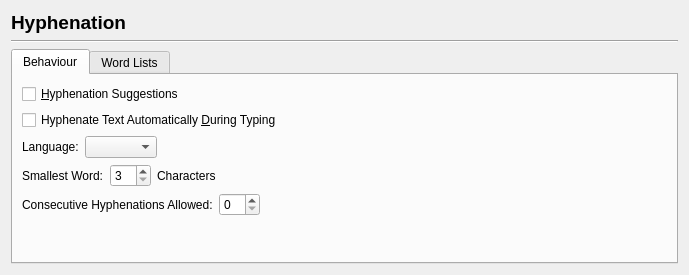
Before: the Qt Designer form scribus/ui/prefs_hyphenatorbase.ui in scribusproject/scribus, drawn with Qt 5.
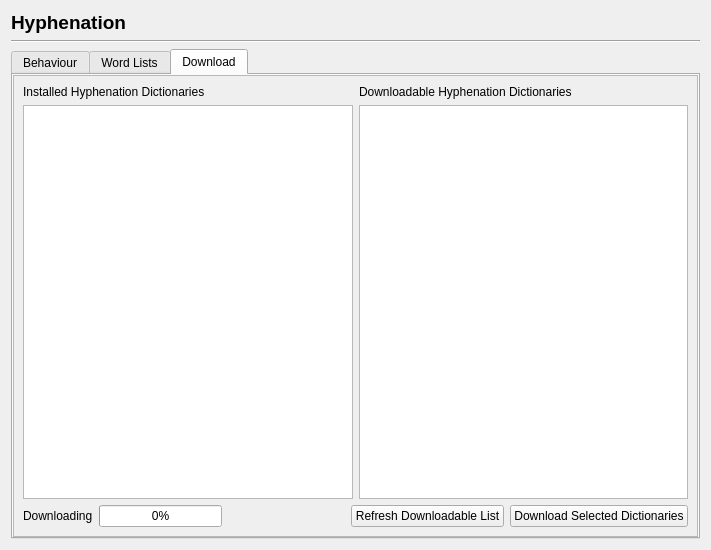
After: the same form once the commit is applied. The open tabs and pages were chosen to show the change.

Commit message: Add download area to hypenation prefs

Patch:
```diff
--- a/scribus/ui/prefs_hyphenatorbase.ui
+++ b/scribus/ui/prefs_hyphenatorbase.ui
@@ -6,8 +6,8 @@
    <rect>
     <x>0</x>
     <y>0</y>
-    <width>689</width>
-    <height>275</height>
+    <width>711</width>
+    <height>550</height>
    </rect>
   </property>
   <property name="windowTitle">
@@ -327,6 +327,140 @@
        </item>
       </layout>
      </widget>
+     <widget class="QWidget" name="tab_3">
+      <attribute name="title">
+       <string>Download</string>
+      </attribute>
+      <layout class="QVBoxLayout" name="verticalLayout_7">
+       <property name="leftMargin">
+        <number>0</number>
+       </property>
+       <property name="topMargin">
+        <number>0</number>
+       </property>
+       <property name="rightMargin">
+        <number>0</number>
+       </property>
+       <property name="bottomMargin">
+        <number>0</number>
+       </property>
+       <item>
+        <widget class="QScrollArea" name="scrollArea">
+         <property name="widgetResizable">
+          <bool>true</bool>
+         </property>
+         <widget class="QWidget" name="scrollAreaWidgetContents">
+          <property name="geometry">
+           <rect>
+            <x>0</x>
+            <y>0</y>
+            <width>679</width>
+            <height>455</height>
+           </rect>
+          </property>
+          <layout class="QVBoxLayout" name="verticalLayout_4">
+           <item>
+            <layout class="QHBoxLayout" name="horizontalLayout_5">
+             <item>
+              <layout class="QVBoxLayout" name="verticalLayout_5">
+               <item>
+                <widget class="QLabel" name="label_5">
+                 <property name="text">
+                  <string>Installed Hyphenation Dictionaries</string>
+                 </property>
+                </widget>
+               </item>
+               <item>
+                <widget class="QTableWidget" name="hyphDictTableWidget">
+                 <attribute name="verticalHeaderVisible">
+                  <bool>false</bool>
+                 </attribute>
+                </widget>
+               </item>
+              </layout>
+             </item>
+             <item>
+              <layout class="QVBoxLayout" name="verticalLayout_6">
+               <item>
+                <widget class="QLabel" name="label_6">
+                 <property name="text">
+                  <string>Downloadable Hyphenation Dictionaries</string>
+                 </property>
+                </widget>
+               </item>
+               <item>
+                <widget class="QTableWidget" name="availHyphDictTableWidget">
+                 <attribute name="verticalHeaderVisible">
+                  <bool>false</bool>
+                 </attribute>
+                </widget>
+               </item>
+              </layout>
+             </item>
+            </layout>
+           </item>
+           <item>
+            <layout class="QHBoxLayout" name="horizontalLayout_6">
+             <item>
+              <widget class="QLabel" name="dlLabel">
+               <property name="text">
+                <string>Downloading</string>
+               </property>
+              </widget>
+             </item>
+             <item>
+              <widget class="QProgressBar" name="downloadProgressBar">
+               <property name="value">
+                <number>0</number>
+               </property>
+               <property name="textVisible">
+                <bool>true</bool>
+               </property>
+               <property name="invertedAppearance">
+                <bool>false</bool>
+               </property>
+              </widget>
+             </item>
+             <item>
+              <spacer name="horizontalSpacer_2">
+               <property name="orientation">
+                <enum>Qt::Horizontal</enum>
+               </property>
+               <property name="sizeHint" stdset="0">
+                <size>
+                 <width>40</width>
+                 <height>20</height>
+                </size>
+               </property>
+              </spacer>
+             </item>
+             <item>
+              <widget class="QPushButton" name="availHyphListDownloadButton">
+               <property name="text">
+                <string>Refresh Downloadable List</string>
+               </property>
+              </widget>
+             </item>
+             <item>
+              <widget class="QPushButton" name="hyphDownloadButton">
+               <property name="text">
+                <string>Download Selected Dictionaries</string>
+               </property>
+              </widget>
+             </item>
+            </layout>
+           </item>
+          </layout>
+         </widget>
+        </widget>
+       </item>
+      </layout>
+      <zorder>scrollArea</zorder>
+      <zorder></zorder>
+      <zorder>dlLabel</zorder>
+      <zorder>downloadProgressBar</zorder>
+      <zorder></zorder>
+     </widget>
     </widget>
    </item>
   </layout>
```
Left out of the diff: 22 changed lines with no effect on the pictures. The commit also changes 1 other file.
